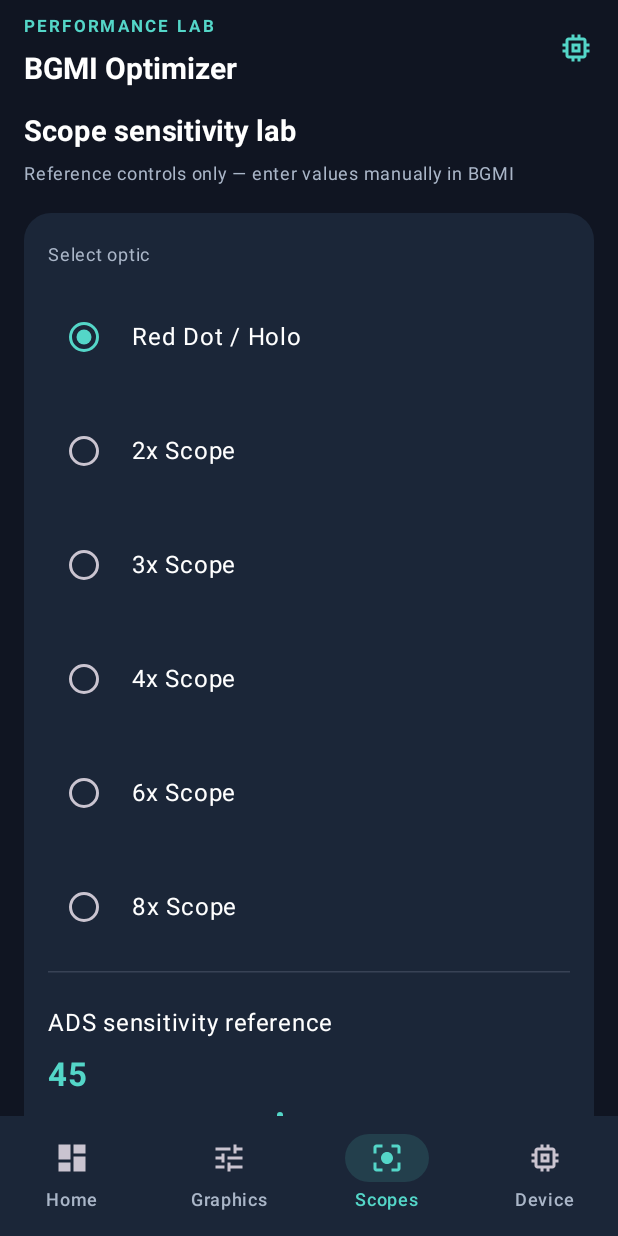
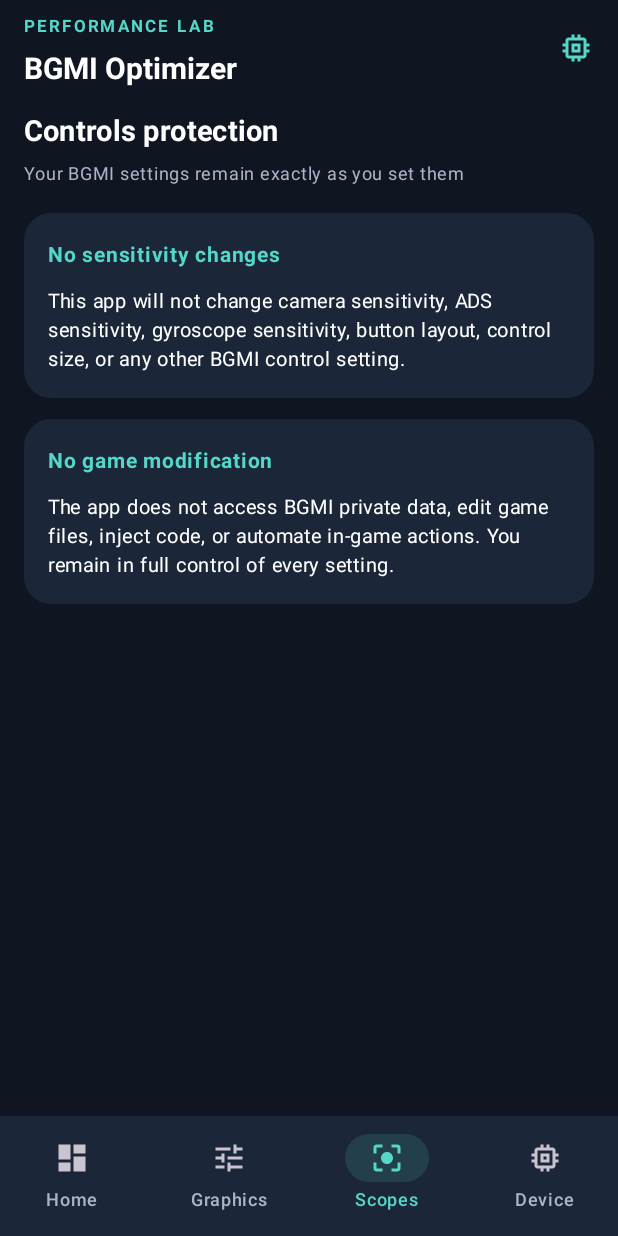
Before and after one commit to naveed795113-bit/BGMI-Performance-Optimizer, an Android app built with Jetpack Compose: the screen it shows after launch (MainActivity), item 3 of the bottom bar chosen, on a phone screen of 412 x 824 dp. Run offline under Robolectric (Android 15) with nearby library versions, the phone set to English and light mode, and no system bars.

Commit message:
Remove sensitivity and control editing; preserve BGMI settings

```diff
--- a/app/src/main/java/com/performance/bgmioptimizer/MainActivity.kt
+++ b/app/src/main/java/com/performance/bgmioptimizer/MainActivity.kt
@@ -44,10 +44,6 @@ class MainActivity : ComponentActivity() {
 @Composable
 private fun OptimizerApp() {
     var page by remember { mutableStateOf("Home") }
-    var selectedScope by remember { mutableStateOf("Red Dot / Holo") }
-    var sensitivity by remember { mutableFloatStateOf(45f) }
-    var gyro by remember { mutableFloatStateOf(250f) }
-    var restored by remember { mutableStateOf(false) }
 
     Scaffold(
         containerColor = Ink,
@@ -114,10 +110,8 @@ private fun OptimizerApp() {
                     }
                     item { SectionTitle("Optimisation modules", "Practical settings guidance — no game-file changes") }
                     item { ModuleCard("Graphics & FPS", "Choose stable in-game graphics targets", Icons.Default.Tune) { page = "Graphics" } }
-                    item { ModuleCard("Scope sensitivity", "Separate camera and ADS reference values", Icons.Default.CenterFocusStrong) { page = "Scopes" } }
-                    item { ModuleCard("Gyroscope setup", "Tune gyro gradually for your play style", Icons.Default.ScreenRotation) { page = "Gyro" } }
+                    item { ModuleCard("Controls protection", "This app never edits BGMI sensitivity or controls", Icons.Default.Lock) { page = "Scopes" } }
                     item { ModuleCard("Device performance", "View hardware and thermal guidance", Icons.Default.Memory) { page = "Device" } }
-                    item { ModuleCard("Restore recommendations", "Return sliders to the starter profile", Icons.Default.Restore) { sensitivity = 45f; gyro = 250f; restored = true } }
                     item {
                         Text("Safety note: this companion app does not control BGMI, remove recoil, add aim assist, unlock unsupported FPS modes, or bypass anti-cheat.", color = Muted, fontSize = 12.sp, lineHeight = 18.sp)
                     }
@@ -130,39 +124,9 @@ private fun OptimizerApp() {
                     item { InfoCard("Avoid risky tools", "Do not use GFX config editors, modified game files, injectors, or third-party unlockers. They can cause instability or account penalties.") }
                 }
                 "Scopes" -> {
-                    item { SectionTitle("Scope sensitivity lab", "Reference controls only — enter values manually in BGMI") }
-                    item {
-                        CardBlock {
-                            Text("Select optic", color = Muted, fontSize = 12.sp)
-                            listOf("Red Dot / Holo", "2x Scope", "3x Scope", "4x Scope", "6x Scope", "8x Scope").forEach { scope ->
-                                Row(
-                                    Modifier.fillMaxWidth().clickable { selectedScope = scope }.padding(vertical = 9.dp),
-                                    verticalAlignment = Alignment.CenterVertically
-                                ) {
-                                    RadioButton(selected = selectedScope == scope, onClick = { selectedScope = scope }, colors = RadioButtonDefaults.colors(selectedColor = Cyan))
-                                    Text(scope, modifier = Modifier.padding(start = 8.dp))
-                                }
-                            }
-                            HorizontalDivider(color = Muted.copy(alpha = .2f))
-                            Text("ADS sensitivity reference", modifier = Modifier.padding(top = 12.dp))
-                            Text(sensitivity.toInt().toString(), color = Cyan, fontSize = 22.sp, fontWeight = FontWeight.Bold)
-                            Slider(value = sensitivity, onValueChange = { sensitivity = it }, valueRange = 1f..100f, colors = SliderDefaults.colors(thumbColor = Cyan, activeTrackColor = Cyan))
-                            Text("Change in small steps (3–5 points), then test sprays and tracking. No setting guarantees zero recoil.", color = Muted, fontSize = 12.sp, lineHeight = 18.sp)
-                        }
-                    }
-                    item { InfoCard("Stable aiming feel", "Keep normal scope movement enabled. Adjust ADS sensitivity and gyro in-game to reduce over-correction; this app cannot stabilise the game camera or lock the aim point.") }
-                }
-                "Gyro" -> {
-                    item { SectionTitle("Gyroscope setup", "A gradual calibration routine") }
-                    item {
-                        CardBlock {
-                            Text("Gyroscope reference value", color = Muted)
-                            Text(gyro.toInt().toString(), color = Cyan, fontSize = 25.sp, fontWeight = FontWeight.Bold)
-                            Slider(value = gyro, onValueChange = { gyro = it }, valueRange = 50f..400f, colors = SliderDefaults.colors(thumbColor = Cyan, activeTrackColor = Cyan))
-                            Text("This is a personal tuning reference, not a value applied to BGMI. Start lower, test recoil control, then increase gradually.", color = Muted, fontSize = 12.sp, lineHeight = 18.sp)
-                        }
-                    }
-                    item { InfoCard("Calibration", "Use a flat surface, enable gyroscope in BGMI, test each optic in Training Grounds, and change one setting at a time. Recheck after changing FPS or sensitivity.") }
+                    item { SectionTitle("Controls protection", "Your BGMI settings remain exactly as you set them") }
+                    item { InfoCard("No sensitivity changes", "This app will not change camera sensitivity, ADS sensitivity, gyroscope sensitivity, button layout, control size, or any other BGMI control setting.") }
+                    item { InfoCard("No game modification", "The app does not access BGMI private data, edit game files, inject code, or automate in-game actions. You remain in full control of every setting.") }
                 }
                 "Device" -> {
                     item { SectionTitle("Device status", "Detected locally from Android system information") }
@@ -174,13 +138,9 @@ private fun OptimizerApp() {
                     item { InfoCard("Thermal care", "Avoid charging during long competitive sessions when possible. Reduce brightness if hot, keep vents unobstructed, and stop if the device becomes uncomfortably hot.") }
                 }
                 else -> {
-                    item { SectionTitle("Optimisation", "Use in-game controls to apply your chosen values") }
-                    item { InfoCard("Starter profile", "Sensitivity reference: ${sensitivity.toInt()} • Gyroscope reference: ${gyro.toInt()}") }
-                    item { Button(onClick = { page = "Home" }, colors = ButtonDefaults.buttonColors(containerColor = Cyan, contentColor = Ink)) { Text("Back to dashboard") } }
+                    item { SectionTitle("Optimisation", "Performance guidance only") }
+                    item { InfoCard("Controls untouched", "Your BGMI sensitivity, gyroscope and button layout are never changed by this app.") }
                 }
-            }
-            if (restored && page == "Home") {
-                item { Text("Starter values restored.", color = Cyan, fontSize = 12.sp) }
             }
         }
     }
```
